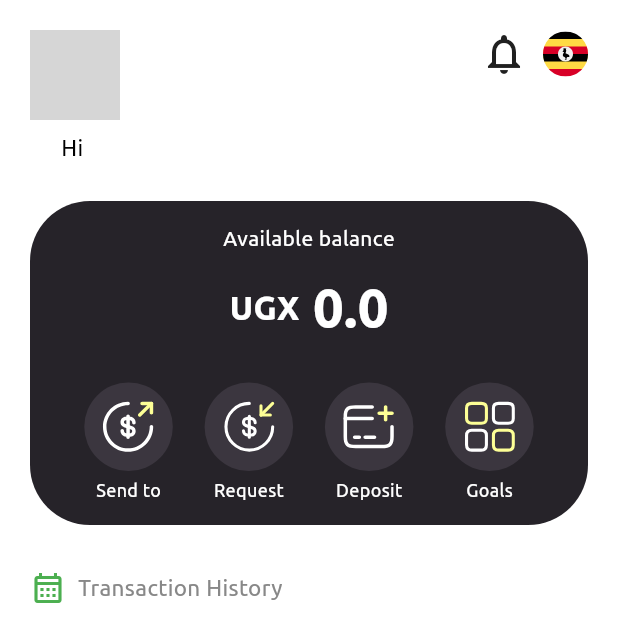
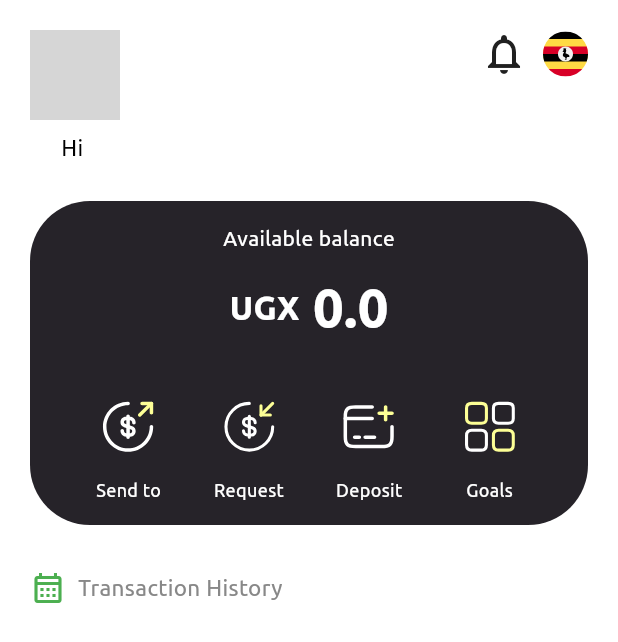
Before and after one commit to top2429/Finance-App, a Flutter app: the HomeScreen screen opened directly, on a phone screen of 412 x 824 dp. Shown: the top 642 px of the screen. Run offline on Flutter 3.47's test engine with Material 3 defaults, Android fonts, the phone set to English and light mode, and no system bars; our stand-ins replace buttons_tabbar, cloud_firestore, firebase_auth, firebase_core, fl_chart, flutter_otp_text_field and 3 more; missing offline and left inert: flutterwave_standard, pin_plus_keyboard; accounts and stored records are empty; project files that could hold a hidden picture were left out; grey boxes are pictures that could not be loaded.

Commit message:
fix: Some features is updated.

```diff
--- a/lib/commonWidgets/iconInCircle.dart
+++ b/lib/commonWidgets/iconInCircle.dart
@@ -12,11 +12,6 @@ class IconCircle extends StatelessWidget {
   Widget build(BuildContext context) {
     return InkWell(
       onTap: onTap,
-      child: Container(
-        decoration: const BoxDecoration(
-          color: Color(0xFF3B363F),
-          shape: BoxShape.circle,
-        ),
       child: Padding(
         padding: const EdgeInsets.all(10),
         child: SvgPicture.asset(
@@ -25,7 +20,6 @@ class IconCircle extends StatelessWidget {
           width: 39,
         ),
       ),
-      ),
     );
   }
 }
```
Lines whose indentation alone changed are shown as unchanged.
